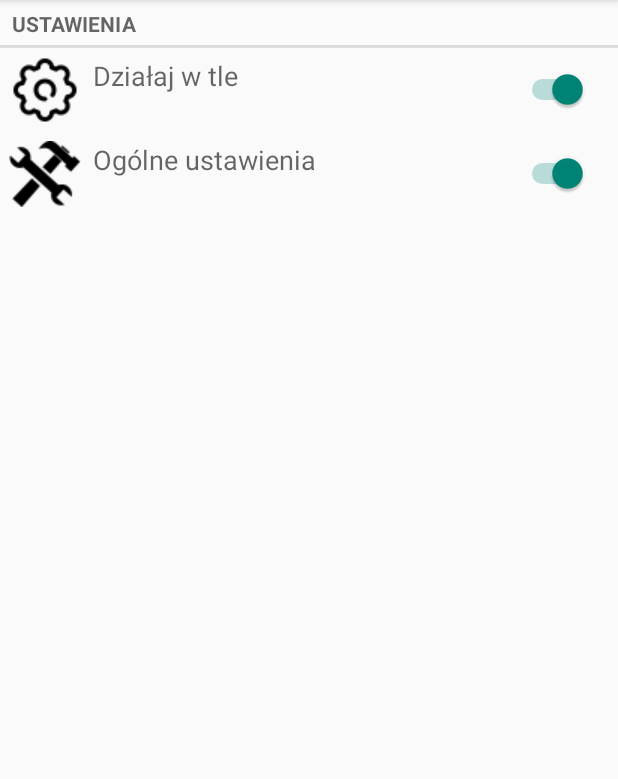
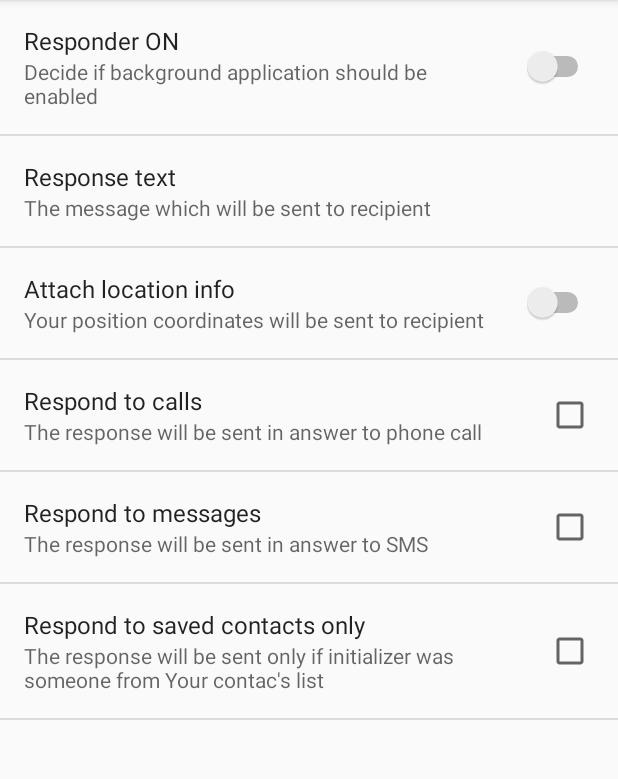
Before and after one commit to orzechowskikamil/motoresponder, an Android app: the screen it shows after launch (SettingsActivity), on a phone screen of 412 x 824 dp, the part 84-863 px from its top. Run offline under Robolectric (Android 15) with nearby library versions, the phone set to English and light mode, and no system bars.

```diff
--- a/app/src/main/java/com/medziku/motoresponder/activity/SettingsActivity.java
+++ b/app/src/main/java/com/medziku/motoresponder/activity/SettingsActivity.java
@@ -1,17 +1,10 @@
 package com.medziku.motoresponder.activity;
 
 
-import android.content.Intent;
 import android.os.Bundle;
 import android.preference.PreferenceActivity;
-import android.widget.ListAdapter;
 
 import com.medziku.motoresponder.R;
-import com.medziku.motoresponder.services.BackgroundService;
-import com.medziku.motoresponder.ui.PrefsHeaderAdapter;
-
-import java.util.ArrayList;
-import java.util.List;
 
 
 /**
@@ -20,51 +13,12 @@ import java.util.List;
  */
 public class SettingsActivity extends PreferenceActivity {
 
-    private List<Header> mHeaders;
-
     @Override
     protected void onCreate(Bundle savedInstanceState) {
         super.onCreate(savedInstanceState);
 
-        Intent intent = new Intent(this, BackgroundService.class);
-        startService(intent);
-    }
-
-    protected void onResume() {
-        super.onResume();
-
-        if (getListAdapter() instanceof PrefsHeaderAdapter)
-            ((PrefsHeaderAdapter) getListAdapter()).resume();
-    }
-
-    protected void onPause() {
-        super.onPause();
-        if (getListAdapter() instanceof PrefsHeaderAdapter)
-            ((PrefsHeaderAdapter) getListAdapter()).pause();
-    }
-
-    @Override
-    public void onBuildHeaders(List<Header> target) {
-        loadHeadersFromResource(R.xml.preference_headers, target);
-
-        mHeaders = target;
-    }
-
-    public void setListAdapter(ListAdapter adapter) {
-        int i, count;
-
-        if (mHeaders == null) {
-            mHeaders = new ArrayList<Header>();
-            count = adapter.getCount();
-            for (i = 0; i < count; ++i)
-                mHeaders.add((Header) adapter.getItem(i));
-        }
-
-        super.setListAdapter(new PrefsHeaderAdapter(this, mHeaders));
-    }
-
-    @Override
-    protected boolean isValidFragment(String fragmentName) {
-        return true;
+        addPreferencesFromResource(R.xml.background_prefs);
+        /*Intent intent = new Intent(this, BackgroundService.class);
+        startService(intent);*/
     }
 }
--- a/app/src/main/java/com/medziku/motoresponder/ui/PrefsHeaderAdapter.java
+++ /dev/null
@@ -1,101 +0,0 @@
-package com.medziku.motoresponder.ui;
-
-import android.content.Context;
-import android.preference.PreferenceActivity;
-import android.view.LayoutInflater;
-import android.view.View;
-import android.view.ViewGroup;
-import android.widget.ArrayAdapter;
-import android.widget.ImageView;
-import android.widget.Switch;
-import android.widget.TextView;
-
-import com.medziku.motoresponder.R;
-
-import java.util.List;
-
-/**
- * Created by medziku on 28.09.15.
- */
-public class PrefsHeaderAdapter extends ArrayAdapter<PreferenceActivity.Header> {
-
-    static final int HEADER_TYPE_CATEGORY = 0;
-    static final int HEADER_TYPE_NORMAL = 1;
-    static final int HEADER_TYPE_SWITCH = 2;
-
-    private LayoutInflater mInflater;
-    private PropertyEnabler mPropertyEnabler;
-    private PropertyEnabler mGeneralEnabler;
-
-    public PrefsHeaderAdapter(Context context, List<PreferenceActivity.Header> objects) {
-        super(context, 0, objects);
-
-        mInflater = (LayoutInflater) context.getSystemService(Context.LAYOUT_INFLATER_SERVICE);
-
-        mPropertyEnabler = new PropertyEnabler(context, new Switch(context), "GENERAL_PREFERENCES_ENABLED");
-        mGeneralEnabler = new PropertyEnabler(context, new Switch(context), SwitchPreferencesFragment.BACKGROUND_SERVICE_ENABLED);
-    }
-
-    public View getView(int position, View convertView, ViewGroup parent) {
-        PreferenceActivity.Header header = getItem(position);
-        int headerType = getHeaderType(header);
-        View view = null;
-
-        switch (headerType) {
-            case HEADER_TYPE_CATEGORY:
-                view = mInflater.inflate(android.R.layout.preference_category, parent, false);
-                ((TextView) view.findViewById(android.R.id.title)).setText(header.getTitle(getContext()
-                        .getResources()));
-                break;
-
-            case HEADER_TYPE_SWITCH:
-                view = mInflater.inflate(R.layout.preference_header_switch_item, parent, false);
-
-                ((ImageView) view.findViewById(android.R.id.icon)).setImageResource(header.iconRes);
-                ((TextView) view.findViewById(android.R.id.title)).setText(header.getTitle(getContext()
-                        .getResources()));
-                ((TextView) view.findViewById(android.R.id.summary)).setText(header
-                        .getSummary(getContext().getResources()));
-
-                if (header.id == R.id.sounds_settings) {
-                    mPropertyEnabler.setSwitch((Switch) view.findViewById(R.id.switchWidget));
-                }
-                if (header.id == R.id.general_settings) {
-                    mGeneralEnabler.setSwitch((Switch) view.findViewById(R.id.switchWidget));
-                }
-
-                break;
-
-            case HEADER_TYPE_NORMAL:
-                view = mInflater.inflate(R.layout.preference_header_item, parent, false);
-                ((ImageView) view.findViewById(android.R.id.icon)).setImageResource(header.iconRes);
-                ((TextView) view.findViewById(android.R.id.title)).setText(header.getTitle(getContext()
-                        .getResources()));
-                ((TextView) view.findViewById(android.R.id.summary)).setText(header
-                        .getSummary(getContext().getResources()));
-                break;
-        }
-
-        return view;
-    }
-
-    public static int getHeaderType(PreferenceActivity.Header header) {
-        if ((header.fragment == null) && (header.intent == null)) {
-            return HEADER_TYPE_CATEGORY;
-        } else if (header.id == R.id.sounds_settings || header.id == R.id.general_settings) {
-            return HEADER_TYPE_SWITCH;
-        } else {
-            return HEADER_TYPE_NORMAL;
-        }
-    }
-
-    public void resume() {
-        mPropertyEnabler.resume();
-        mGeneralEnabler.resume();
-    }
-
-    public void pause() {
-        mPropertyEnabler.pause();
-        mGeneralEnabler.pause();
-    }
-}
--- a/app/src/main/java/com/medziku/motoresponder/ui/PropertyEnabler.java
+++ /dev/null
@@ -1,60 +0,0 @@
-package com.medziku.motoresponder.ui;
-
-import android.content.Context;
-import android.content.SharedPreferences;
-import android.preference.PreferenceManager;
-import android.widget.CompoundButton;
-import android.widget.Switch;
-
-/**
- * Created by medziku on 28.09.15.
- */
-public class PropertyEnabler implements CompoundButton.OnCheckedChangeListener {
-    //TODO change name
-
-    protected final Context mContext;
-    private Switch mSwitch;
-    private String mPreferenceKey;
-
-    public PropertyEnabler(Context context, Switch swtch, String preferenceKey) {
-        mContext = context;
-        mPreferenceKey = preferenceKey;
-        setSwitch(swtch);
-    }
-
-    public void setSwitch(Switch swtch) {
-        if (mSwitch == swtch)
-            return;
-        if (mSwitch != null)
-            mSwitch.setOnCheckedChangeListener(null);
-        mSwitch = swtch;
-        mSwitch.setOnCheckedChangeListener(this);
-        mSwitch.setChecked(isSwitchOn());
-    }
-
-    public void onCheckedChanged(CompoundButton view, boolean isChecked) {
-        SharedPreferences prefs;
-        SharedPreferences.Editor editor;
-
-        prefs = PreferenceManager.getDefaultSharedPreferences(mContext);
-        editor = prefs.edit();
-
-        editor.putBoolean(mPreferenceKey, isChecked);
-        editor.commit();
-    }
-
-    public boolean isSwitchOn() {
-        SharedPreferences prefs;
-        prefs = PreferenceManager.getDefaultSharedPreferences(mContext);
-        return prefs.getBoolean(mPreferenceKey, true);
-    }
-
-    public void resume() {
-        mSwitch.setOnCheckedChangeListener(this);
-        mSwitch.setChecked(isSwitchOn());
-    }
-
-    public void pause() {
-        mSwitch.setOnCheckedChangeListener(null);
-    }
-}
--- a/app/src/main/res/values/strings.xml
+++ b/app/src/main/res/values/strings.xml
@@ -1,5 +1,10 @@
 <resources>
     <string name="app_name">Moto Responder</string>
     <string name="settings_activity_label">Moto Responder Settings</string>
+    <string name="responder_on_summary">Decide if background application should be enabled</string>
+    <string name="responder_on_title">Responder ON</string>
+
+    <!-- KEYS -->
+    <string name="responder_on">responder_on</string>
 
 </resources>
--- a/app/src/main/res/xml/background_prefs.xml
+++ b/app/src/main/res/xml/background_prefs.xml
@@ -2,9 +2,9 @@
 <PreferenceScreen xmlns:android="http://schemas.android.com/apk/res/android">
 
     <SwitchPreference
-        android:key="responder_on"
-        android:summary="Decide if background application should be enabled"
-        android:title="Responder ON" />
+        android:key="@string/responder_on"
+        android:summary="@string/responder_on_summary"
+        android:title="@string/responder_on_title" />
 
     <EditTextPreference
         android:dialogTitle="Response text"
--- a/app/src/main/res/xml/preference_headers.xml
+++ /dev/null
@@ -1,22 +0,0 @@
-<?xml version="1.0" encoding="utf-8"?>
-<preference-headers xmlns:android="http://schemas.android.com/apk/res/android">
-    <header android:title="Ustawienia" />
-    <header
-        android:id="@+id/general_settings"
-        android:fragment="com.medziku.motoresponder.ui.SwitchPreferencesFragment"
-        android:icon="@drawable/ic_settings_applications"
-        android:title="Działaj w tle">
-        <extra
-            android:name="prefs"
-            android:value="background" />
-    </header>
-    <header
-        android:id="@+id/sounds_settings"
-        android:fragment="com.medziku.motoresponder.ui.SwitchPreferencesFragment"
-        android:icon="@drawable/ic_settings_display"
-        android:title="Ogólne ustawienia">
-        <extra
-            android:name="prefs"
-            android:value="general" />
-    </header>
-</preference-headers>
```
Also changed, not shown: app/src/main/java/com/medziku/motoresponder/ui/SwitchPreferencesFragment.java (deleted, +0 -88 lines), app/src/main/res/xml/general_prefs.xml (deleted, +0 -17 lines).
